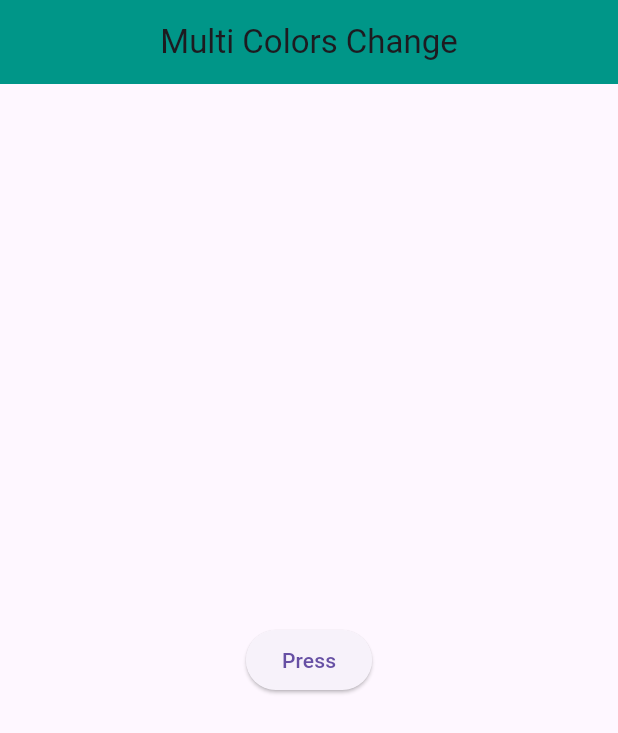
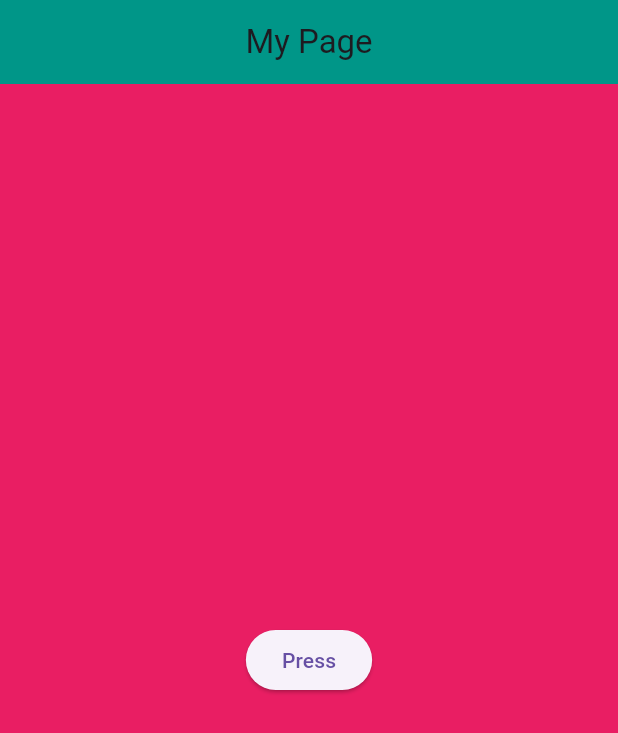
Before and after one commit to Ameer-Anas99/Multi_ColorsChange, a Flutter app: the screen it shows after launch, after a tap on "Press", on a phone screen of 412 x 824 dp. Shown: the top 733 px of the screen. Run offline on Flutter 3.47's test engine with Material 3 defaults, Android fonts, the phone set to English and light mode, and no system bars.

Commit message:
Changes the background color provider using a list of colors

```diff
--- /dev/null
+++ b/lib/controller/provider.dart
@@ -0,0 +1,23 @@
+import 'package:flutter/material.dart';
+
+class MultiChanges extends ChangeNotifier {
+  int currentindex = 0;
+  List<Color> colors = [
+    Colors.green,
+    Colors.pink,
+    Colors.purple,
+    Colors.yellow,
+    Colors.red,
+    Colors.orange,
+    Colors.blueGrey,
+    Colors.black,
+    Colors.lime,
+    Colors.lightBlueAccent,
+    Colors.indigo,
+  ];
+
+  void color() {
+    currentindex = (currentindex + 1) % colors.length;
+    notifyListeners();
+  }
+}
--- a/lib/main.dart
+++ b/lib/main.dart
@@ -1,5 +1,7 @@
 import 'package:flutter/material.dart';
+import 'package:listcolors/controller/provider.dart';
 import 'package:listcolors/view/home.dart';
+import 'package:provider/provider.dart';
 
 void main() {
   runApp(const MyApp());
@@ -10,9 +12,16 @@ class MyApp extends StatelessWidget {
 
   @override
   Widget build(BuildContext context) {
-    return const MaterialApp(
-      debugShowCheckedModeBanner: false,
-      home: HomePage(),
+    return MultiProvider(
+      providers: [
+        ChangeNotifierProvider(
+          create: (context) => MultiChanges(),
+        )
+      ],
+      child: const MaterialApp(
+        debugShowCheckedModeBanner: false,
+        home: HomePage(),
+      ),
     );
   }
 }
--- a/lib/view/home.dart
+++ b/lib/view/home.dart
@@ -1,21 +1,30 @@
 import 'package:flutter/material.dart';
+import 'package:listcolors/controller/provider.dart';
+import 'package:provider/provider.dart';
 
 class HomePage extends StatelessWidget {
   const HomePage({super.key});
 
   @override
   Widget build(BuildContext context) {
-    return Scaffold(
+    return Consumer<MultiChanges>(
+      builder: (context, pro, child) => Scaffold(
+        backgroundColor: pro.colors[pro.currentindex],
         appBar: AppBar(
           backgroundColor: Colors.teal,
-        title: const Center(child: Text("Multi Colors Change")),
+          title: const Center(child: Text("My Page")),
         ),
         body: Center(
           child: Column(
             mainAxisAlignment: MainAxisAlignment.center,
             children: [
-            ElevatedButton(onPressed: () {}, child: const Text("Press"))
+              ElevatedButton(
+                  onPressed: () {
+                    pro.color();
+                  },
+                  child: const Text("Press"))
             ],
+          ),
         ),
       ),
     );
--- a/pubspec.yaml
+++ b/pubspec.yaml
@@ -35,6 +35,7 @@ dependencies:
   # The following adds the Cupertino Icons font to your application.
   # Use with the CupertinoIcons class for iOS style icons.
   cupertino_icons: ^1.0.2
+  provider: ^6.1.1
 
 dev_dependencies:
   flutter_test:
```
Also changed, not shown: pubspec.lock. Lines whose indentation alone changed are shown as unchanged.
